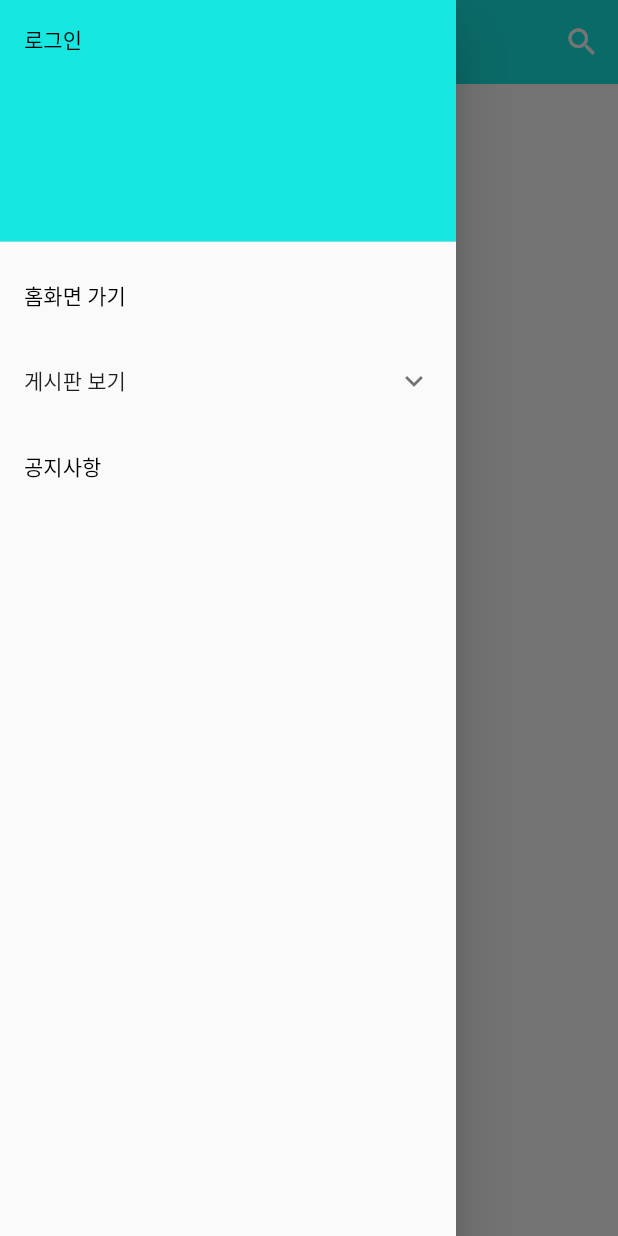
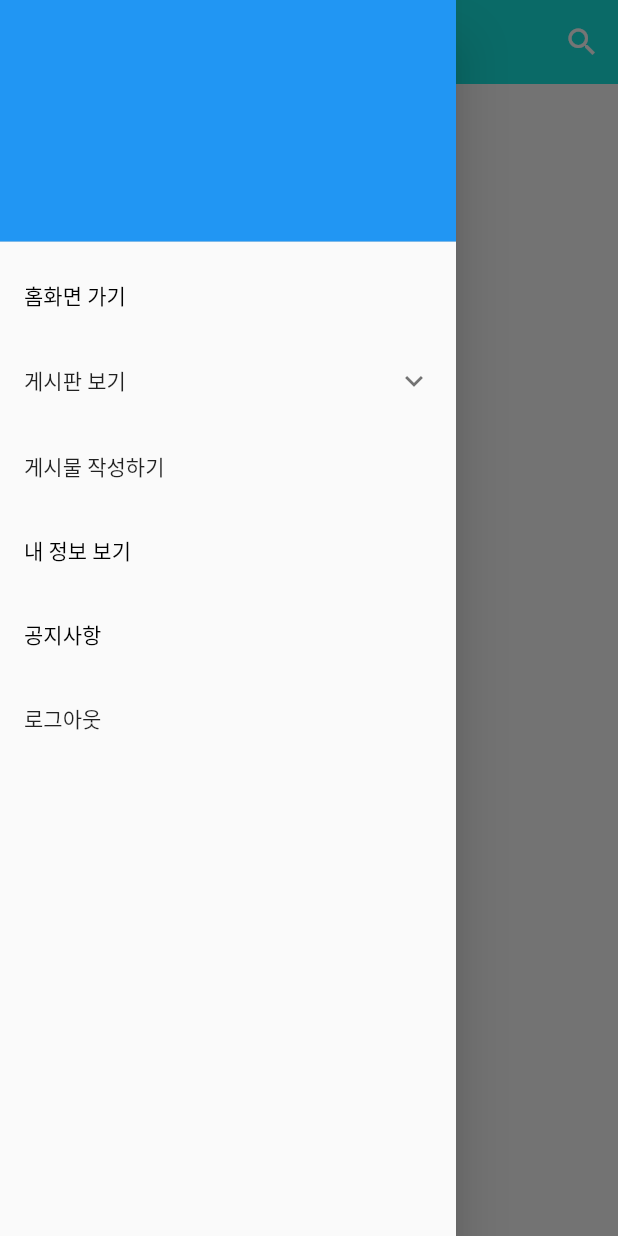
Before and after one commit to Rodgershyeonsik/home-alone-additional, a Flutter app: the screen it shows after launch, after a tap on the "menu" icon, on a phone screen of 412 x 824 dp. Run offline on Flutter 3.47's test engine with Material 2 defaults, Android fonts, the phone set to English and light mode, and no system bars; our stand-ins replace flutter_secure_storage; accounts and stored records are empty; network calls fail.

```diff
--- a/frontend/lib/components/custom_drawer.dart
+++ b/frontend/lib/components/custom_drawer.dart
@@ -6,13 +6,13 @@ import 'package:frontend/utility/main_color.dart';
 import 'package:frontend/utility/providers/login_data_provider.dart';
 import 'package:provider/provider.dart';
 
-import '../utility/secure_storage.dart';
 import 'custom_alert_dialog.dart';
 import 'forms/board_register_form.dart';
+import 'forms/sign_in_form.dart';
 
 
 class CustomDrawer extends StatefulWidget {
-  CustomDrawer({Key? key}) : super(key: key);
+  const CustomDrawer({Key? key}) : super(key: key);
 
 
   @override
@@ -21,17 +21,26 @@ class CustomDrawer extends StatefulWidget {
 
 class _CustomDrawerState extends State<CustomDrawer> {
   late LoginDataProvider _loginDataProvider;
+  bool isLogin = false;
 
   @override
   void initState() {
+    _loginDataProvider = Provider.of<LoginDataProvider>(context, listen: false);
+
+    if(findAuthToken() != null) {
+      setState(() {
+        isLogin = true;
+      });
+    }
+
     super.initState();
   }
 
   @override
   Widget build(BuildContext context) {
-    _loginDataProvider = Provider.of<LoginDataProvider>(context, listen: true);
+
     // debugPrint(_loginDataProvider.loginState.toString());
-          if(_loginDataProvider.loginState == true) {
+          if(isLogin) {
             return _logInDrawer(context);
           } else {
             return _logOutDrawer(context);
@@ -92,7 +101,10 @@ class _CustomDrawerState extends State<CustomDrawer> {
                 title: Text("로그아웃"),
                 onTap: () async {
                   SpringMemberApi().requestSignOut(_loginDataProvider.userToken);
-                  await SecureStorage.storage.delete(key: 'login');
+                  await SignInForm.storage.delete(key: 'authToken');
+                  setState(() {
+                    isLogin = false;
+                  });
                   _loginDataProvider.logOut();
                   showResultDialog(context, "로그아웃", "로그아웃이 완료되었습니다.");
                   // 토큰 삭제 요청 api
@@ -148,6 +160,10 @@ class _CustomDrawerState extends State<CustomDrawer> {
     );
   }
 
+  Future<String?> findAuthToken() async {
+    return await SignInForm.storage.read(key: 'authToken');
+  }
+
   void showResultDialog(BuildContext context, String title, String alertMsg) {
     showDialog(
         context: context,
--- a/frontend/lib/components/forms/my_page_form.dart
+++ b/frontend/lib/components/forms/my_page_form.dart
@@ -1,11 +1,11 @@
 import 'package:flutter/cupertino.dart';
 import 'package:flutter/material.dart';
+import 'package:frontend/components/forms/sign_in_form.dart';
 import 'package:frontend/components/text_form_fields/text_form_field_nickname.dart';
 import 'package:provider/provider.dart';
 
 import '../../api/spring_member_api.dart';
 import '../../utility/providers/login_data_provider.dart';
-import '../../utility/secure_storage.dart';
 import '../../utility/size.dart';
 import '../custom_alert_dialog.dart';
 
@@ -102,7 +102,7 @@ class _MyPageFormState extends State<MyPageForm> {
                           res = await SpringMemberApi().requestUnregister(_loginDataProvider.userToken);
                           if(res == true) {
                             await SpringMemberApi().requestSignOut(_loginDataProvider.userToken);
-                            await SecureStorage.storage.delete(key: 'login');
+                            await SignInForm.storage.delete(key: 'login');
                             _loginDataProvider.logOut();
                             Navigator.pushNamed(context, "/home");
                           }
--- a/frontend/lib/components/forms/sign_in_form.dart
+++ b/frontend/lib/components/forms/sign_in_form.dart
@@ -1,16 +1,17 @@
 import 'package:flutter/cupertino.dart';
 import 'package:flutter/gestures.dart';
 import 'package:flutter/material.dart';
+import 'package:flutter_secure_storage/flutter_secure_storage.dart';
 import 'package:frontend/components/text_form_fields/text_form_field_email.dart';
 import 'package:frontend/components/text_form_fields/text_form_field_password.dart';
 
 import '../../api/spring_member_api.dart';
-import '../../utility/secure_storage.dart';
 import '../../utility/size.dart';
 import '../custom_alert_dialog.dart';
 
 class SignInForm extends StatefulWidget {
   const SignInForm({Key? key}) : super(key: key);
+  static const FlutterSecureStorage storage = FlutterSecureStorage();
 
   @override
   State<SignInForm> createState() => _SignInFormState();
@@ -82,7 +83,7 @@ class _SignInFormState extends State<SignInForm> {
                       showResultDialog(context, "로그인 실패!", "비밀번호가 일치하지 않습니다.");
                       break;
                     default:
-                      storage.write(
+                      SignInForm.storage.write(
                                   key: 'authToken',
                                   value: _signInResponse);
                               Navigator.pushNamed(context, "/home");
--- a/frontend/lib/pages/home_page.dart
+++ b/frontend/lib/pages/home_page.dart
@@ -39,13 +39,13 @@ class _HomePageState extends State<HomePage> {
     }
 
     return Scaffold(
-      appBar: CommonAppBar(title: "HOME-ALONE"),
+      appBar: const CommonAppBar(title: "HOME-ALONE"),
       body: Consumer<BoardListProvider>(
           builder: (context, provider, widget){
             if (provider.boards != null && provider.boards.length > 0) {
               return BoardListView(boards: provider.boards, listTitle: "전체 게시글 목록",);
             }
-            return Center(
+            return const Center(
               child: Text("존재하는 게시물이 없습니다!"),
             );
           },
--- a/frontend/lib/utility/secure_storage.dart
+++ /dev/null
@@ -1,3 +0,0 @@
-import 'package:flutter_secure_storage/flutter_secure_storage.dart';
-
-const storage = FlutterSecureStorage();
```
